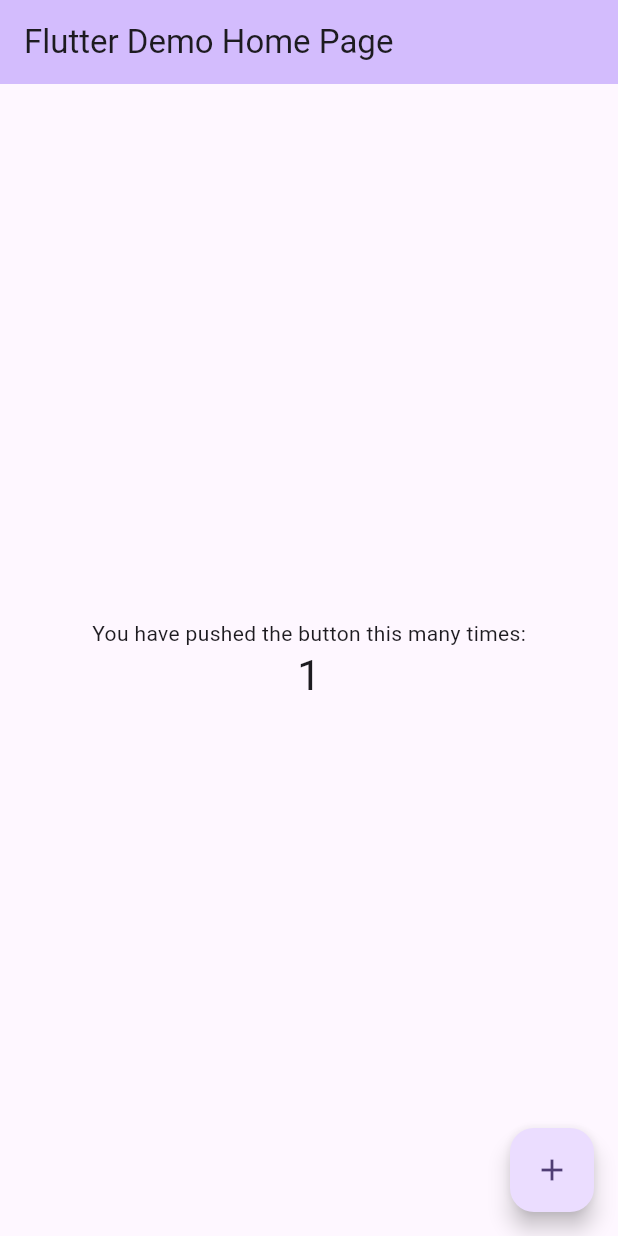
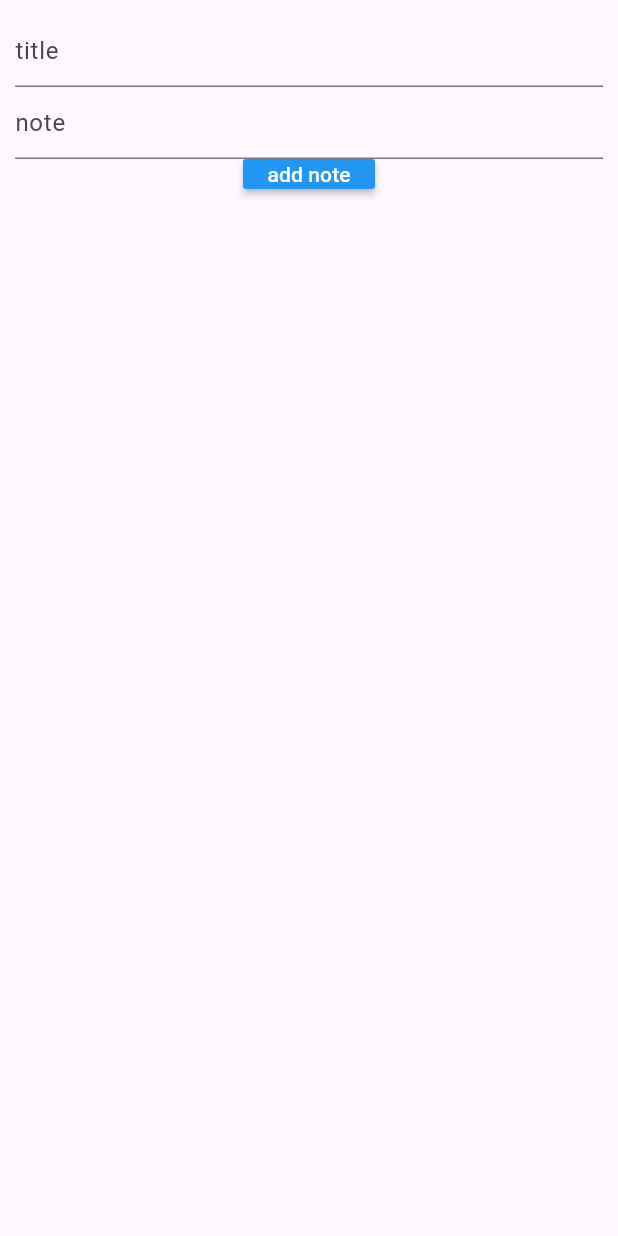
Before and after one commit to moataz399/notes-using-sqflite, a Flutter app: the screen it shows after launch, after a tap on the "add" icon, on a phone screen of 412 x 824 dp. Run offline on Flutter 3.47's test engine with Material 3 defaults, Android fonts, the phone set to English and light mode, and no system bars; our stand-ins replace sqflite; accounts and stored records are empty.

Commit message:
create notes table,add notes and delete note using sqflite

```diff
--- /dev/null
+++ b/lib/add_notes_screen.dart
@@ -0,0 +1,67 @@
+import 'package:flutter/material.dart';
+import 'package:sqflite_learn/main.dart';
+import 'package:sqflite_learn/sqldb.dart';
+
+class AddNotesScreen extends StatefulWidget {
+  const AddNotesScreen({super.key});
+
+  @override
+  State<AddNotesScreen> createState() => _AddNotesScreenState();
+}
+
+class _AddNotesScreenState extends State<AddNotesScreen> {
+  SqlDb sqlDb = SqlDb();
+  GlobalKey<FormState> formKey = GlobalKey();
+  TextEditingController note = TextEditingController();
+  TextEditingController title = TextEditingController();
+
+  @override
+  Widget build(BuildContext context) {
+    return Scaffold(
+      body: SafeArea(
+          child: Container(
+              padding: EdgeInsets.all(10),
+              child: ListView(
+                children: [
+                  Form(
+                      child: Column(
+                    children: [
+                      TextField(
+                        controller: title,
+                        decoration: InputDecoration(hintText: "title"),
+                      ),
+                      TextField(
+                        controller: note,
+                        decoration: InputDecoration(hintText: "note"),
+                      ),
+                      Container(
+                        height: 20,
+                        child: MaterialButton(
+                          onPressed: () async {
+                            int response = await sqlDb.insertData(
+                                '''
+                            INSERT INTO 'notes' (`note`,`title`)
+                             VALUES ("${note.text}","${title.text}")
+
+                     ''');
+                            print(response);
+                            print("response=========================");
+                            if (response > 0) {
+                              Navigator.of(context).pushAndRemoveUntil(
+                                  MaterialPageRoute(
+                                      builder: (context) => MyHomePage()),
+                                  (route) => false);
+                            }
+                          },
+                          child: Text('add note'),
+                          textColor: Colors.white,
+                          color: Colors.blue,
+                        ),
+                      )
+                    ],
+                  )),
+                ],
+              ))),
+    );
+  }
+}
--- a/lib/main.dart
+++ b/lib/main.dart
@@ -1,4 +1,6 @@
 import 'package:flutter/material.dart';
+import 'package:sqflite_learn/add_notes_screen.dart';
+import 'package:sqflite_learn/sqldb.dart';
 
 void main() {
   runApp(const MyApp());
@@ -13,113 +15,88 @@ class MyApp extends StatelessWidget {
     return MaterialApp(
       title: 'Flutter Demo',
       theme: ThemeData(
-        // This is the theme of your application.
-        //
-        // TRY THIS: Try running your application with "flutter run". You'll see
-        // the application has a purple toolbar. Then, without quitting the app,
-        // try changing the seedColor in the colorScheme below to Colors.green
-        // and then invoke "hot reload" (save your changes or press the "hot
-        // reload" button in a Flutter-supported IDE, or press "r" if you used
-        // the command line to start the app).
-        //
-        // Notice that the counter didn't reset back to zero; the application
-        // state is not lost during the reload. To reset the state, use hot
-        // restart instead.
-        //
-        // This works for code too, not just values: Most code changes can be
-        // tested with just a hot reload.
         colorScheme: ColorScheme.fromSeed(seedColor: Colors.deepPurple),
         useMaterial3: true,
       ),
-      home: const MyHomePage(title: 'Flutter Demo Home Page'),
+      home: const MyHomePage(),
+      routes: {"addNotesScreen": (context) => AddNotesScreen()},
     );
   }
 }
 
 class MyHomePage extends StatefulWidget {
-  const MyHomePage({super.key, required this.title});
-
-  // This widget is the home page of your application. It is stateful, meaning
-  // that it has a State object (defined below) that contains fields that affect
-  // how it looks.
-
-  // This class is the configuration for the state. It holds the values (in this
-  // case the title) provided by the parent (in this case the App widget) and
-  // used by the build method of the State. Fields in a Widget subclass are
-  // always marked "final".
-
-  final String title;
+  const MyHomePage({super.key});
 
   @override
   State<MyHomePage> createState() => _MyHomePageState();
 }
 
 class _MyHomePageState extends State<MyHomePage> {
-  int _counter = 0;
+  SqlDb sqlDb = SqlDb();
+  List notes = [];
 
-  void _incrementCounter() {
-    setState(() {
-      // This call to setState tells the Flutter framework that something has
-      // changed in this State, which causes it to rerun the build method below
-      // so that the display can reflect the updated values. If we changed
-      // _counter without calling setState(), then the build method would not be
-      // called again, and so nothing would appear to happen.
-      _counter++;
-    });
+  Future readData() async {
+    List<Map> response = await sqlDb.readData("SELECT * FROM notes");
+    notes.addAll(response);
+
+    if (mounted) {
+      setState(() {});
+    }
+  }
+
+  @override
+  void initState() {
+    // TODO: implement initState
+    readData();
+    super.initState();
   }
 
   @override
   Widget build(BuildContext context) {
-    // This method is rerun every time setState is called, for instance as done
-    // by the _incrementCounter method above.
-    //
-    // The Flutter framework has been optimized to make rerunning build methods
-    // fast, so that you can just rebuild anything that needs updating rather
-    // than having to individually change instances of widgets.
     return Scaffold(
       appBar: AppBar(
-        // TRY THIS: Try changing the color here to a specific color (to
-        // Colors.amber, perhaps?) and trigger a hot reload to see the AppBar
-        // change color while the other colors stay the same.
         backgroundColor: Theme.of(context).colorScheme.inversePrimary,
-        // Here we take the value from the MyHomePage object that was created by
-        // the App.build method, and use it to set our appbar title.
-        title: Text(widget.title),
+        title: const Text("notes "),
       ),
-      body: Center(
-        // Center is a layout widget. It takes a single child and positions it
-        // in the middle of the parent.
-        child: Column(
-          // Column is also a layout widget. It takes a list of children and
-          // arranges them vertically. By default, it sizes itself to fit its
-          // children horizontally, and tries to be as tall as its parent.
-          //
-          // Column has various properties to control how it sizes itself and
-          // how it positions its children. Here we use mainAxisAlignment to
-          // center the children vertically; the main axis here is the vertical
-          // axis because Columns are vertical (the cross axis would be
-          // horizontal).
-          //
-          // TRY THIS: Invoke "debug painting" (choose the "Toggle Debug Paint"
-          // action in the IDE, or press "p" in the console), to see the
-          // wireframe for each widget.
-          mainAxisAlignment: MainAxisAlignment.center,
-          children: <Widget>[
-            const Text(
-              'You have pushed the button this many times:',
-            ),
-            Text(
-              '$_counter',
-              style: Theme.of(context).textTheme.headlineMedium,
-            ),
+      body: Container(
+        child: ListView(
+          children: [
+            ListView.builder(
+                itemCount: notes.length,
+                shrinkWrap: true,
+                physics: NeverScrollableScrollPhysics(),
+                itemBuilder: (context, index) {
+                  return Card(
+                    child: ListTile(
+                      subtitle: Text("${notes[index]["note"]}"),
+                      title: Text("${notes[index]["title"]}"),
+                      trailing: IconButton(
+                          onPressed: () async {
+                            int response = await sqlDb.deleteData(
+                                "DELETE FROM notes WHERE id=${notes[index]["id"]} ");
+                            if (response > 0) {
+                              notes.removeWhere((element) =>
+                                  element["id"] == notes[index]["id"]);
+                              print('deleted ====================$response');
+                              setState(() {});
+                            }
+                          },
+                          icon: Icon(
+                            Icons.delete,
+                            color: Colors.red,
+                          )),
+                    ),
+                  );
+                }),
           ],
         ),
       ),
       floatingActionButton: FloatingActionButton(
-        onPressed: _incrementCounter,
-        tooltip: 'Increment',
-        child: const Icon(Icons.add),
-      ), // This trailing comma makes auto-formatting nicer for build methods.
+        onPressed: () {
+          Navigator.of(context).pushNamed("addNotesScreen");
+        },
+        child: Icon(Icons.add),
+      ),
     );
   }
 }
--- a/lib/sqldb.dart
+++ b/lib/sqldb.dart
@@ -16,22 +16,22 @@ class SqlDb {
   initDb() async {
     String databasePath = await getDatabasesPath();
     String path = join(databasePath, "moataz.db");
-    Database myDb = await openDatabase(path, onCreate: _onCreate, version: 1,onUpgrade: _onUpgrade);
+    Database myDb = await openDatabase(path,
+        onCreate: _onCreate, version: 1, onUpgrade: _onUpgrade);
     return myDb;
   }
 
-  _onUpgrade(Database db,int oldVersion,int newVersion){
-
-
+  _onUpgrade(Database db, int oldVersion, int newVersion) async{
     print("upgrade ==================================");
-
+    await db.execute("ALTER TABLE notes ADD COLUMN subTitle TEXT");
   }
 
   _onCreate(Database db, int version) async {
     await db.execute('''
-    CREATE TABLE "notes" (
-    "id" INTEGER  NOT NULL PRIMARY KEY AUTOINCREMENT,
-    "note" TEXT NOT NULL
+    CREATE TABLE notes (
+    id INTEGER NOT NULL PRIMARY KEY AUTOINCREMENT,
+    title TEXT NOT NULL,
+    note TEXT NOT NULL)
     ''');
     print("Created notes in database ==================================");
   }
```
